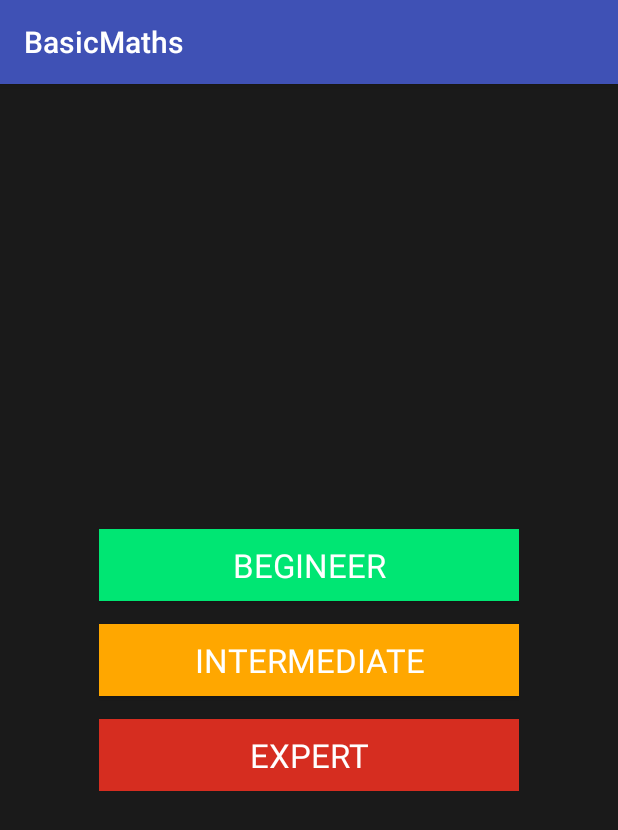
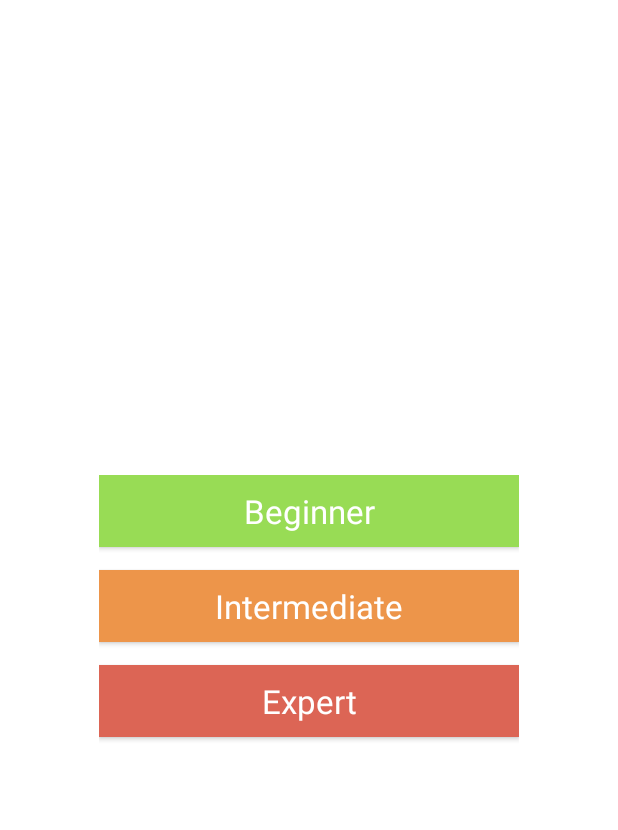
Before and after one commit to SalaSuresh/BasicMaths, an Android app: the screen it shows after launch (MainActivity), on a phone screen of 412 x 824 dp. Shown: the top 830 px of the screen. Run offline under Robolectric (Android 15) with nearby library versions, the phone set to English and light mode, and no system bars.

Commit message:
colors changed..

```diff
--- a/app/src/main/java/com/suresh/basicmaths/MainActivity.java
+++ b/app/src/main/java/com/suresh/basicmaths/MainActivity.java
@@ -1,9 +1,10 @@
 package com.suresh.basicmaths;
 
+import android.app.Activity;
 import android.support.v7.app.AppCompatActivity;
 import android.os.Bundle;
 
-public class MainActivity extends AppCompatActivity {
+public class MainActivity extends Activity {
 
     @Override
     protected void onCreate(Bundle savedInstanceState) {
--- a/app/src/main/res/layout/activity_main.xml
+++ b/app/src/main/res/layout/activity_main.xml
@@ -7,7 +7,7 @@
     android:paddingLeft="@dimen/activity_horizontal_margin"
     android:paddingRight="@dimen/activity_horizontal_margin"
     android:paddingTop="@dimen/activity_vertical_margin"
-    android:background="#1a1a1a"
+    android:background="@color/color_white"
     tools:context="com.suresh.basicmaths.MainActivity">
 
     <LinearLayout
@@ -25,9 +25,9 @@
             android:layout_width="match_parent"
             android:layout_height="wrap_content"
             android:textAppearance="?android:attr/textAppearanceLarge"
-            android:text="BEGINEER"
-            android:textColor="#ffffff"
-            android:background="#00e673"/>
+            android:text="Beginner"
+            android:textColor="@color/color_white"
+            android:background="@color/color_green"/>
 
         <Button
             android:id="@+id/button_intermediate"
@@ -35,9 +35,9 @@
             android:layout_height="wrap_content"
             android:textAppearance="?android:attr/textAppearanceLarge"
             android:layout_marginTop="15dp"
-            android:text="INTERMEDIATE"
-            android:textColor="#ffffff"
-            android:background="#ffa700"/>
+            android:text="Intermediate"
+            android:textColor="@color/color_white"
+            android:background="@color/color_orange"/>
 
         <Button
             android:id="@+id/button_expert"
@@ -45,9 +45,10 @@
             android:layout_height="wrap_content"
             android:textAppearance="?android:attr/textAppearanceLarge"
             android:layout_marginTop="15dp"
-            android:text="EXPERT"
-            android:textColor="#ffffff"
-            android:background="#d62d20"/>
+            android:text="Expert"
+            android:textColor="@color/color_white"
+            android:background="@color/color_red"
+            android:layout_marginBottom="15dp"/>
         <!-- test-->
 
     </LinearLayout>
--- a/app/src/main/res/values/colors.xml
+++ b/app/src/main/res/values/colors.xml
@@ -1,6 +1,14 @@
 <?xml version="1.0" encoding="utf-8"?>
 <resources>
-    <color name="colorPrimary">#3F51B5</color>
-    <color name="colorPrimaryDark">#303F9F</color>
-    <color name="colorAccent">#FF4081</color>
+    <!--<color name="colorPrimary">#3F51B5</color>-->
+    <!--<color name="colorPrimaryDark">#303F9F</color>-->
+    <!--<color name="colorAccent">#FF4081</color>-->
+
+    <color name="color_green">#98dc55</color>
+    <color name="color_yellow">#ffc63e</color>
+    <color name="color_purple">#7e8ed5</color>
+    <color name="color_orange">#ed954a</color>
+    <color name="color_red">#dc6555</color>
+    <color name="color_white">#ffffff</color>
+    <color name="color_black">#2f2f2f</color>
 </resources>
--- a/app/src/main/res/values/strings.xml
+++ b/app/src/main/res/values/strings.xml
@@ -1,3 +1,3 @@
 <resources>
-    <string name="app_name">BasicMaths</string>
+    <string name="app_name">Test</string>
 </resources>
--- a/app/src/main/res/values/styles.xml
+++ b/app/src/main/res/values/styles.xml
@@ -3,9 +3,9 @@
     <!-- Base application theme. -->
     <style name="AppTheme" parent="Theme.AppCompat.Light.DarkActionBar">
         <!-- Customize your theme here. -->
-        <item name="colorPrimary">@color/colorPrimary</item>
-        <item name="colorPrimaryDark">@color/colorPrimaryDark</item>
-        <item name="colorAccent">@color/colorAccent</item>
+        <!--<item name="colorPrimary">@color/colorPrimary</item>-->
+        <!--<item name="colorPrimaryDark">@color/colorPrimaryDark</item>-->
+        <!--<item name="colorAccent">@color/colorAccent</item>-->
     </style>
 
 </resources>
```
